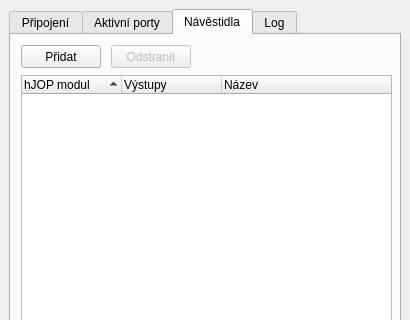
This is form/main-window.ui in kmzbrnoI/rcs-lib-XpressNET-qt as Qt 5 draws it before an edit; both pictures show x 0 to 410 and y 0 to 320 of the 410 by 478 pixel window. The edited form follows.
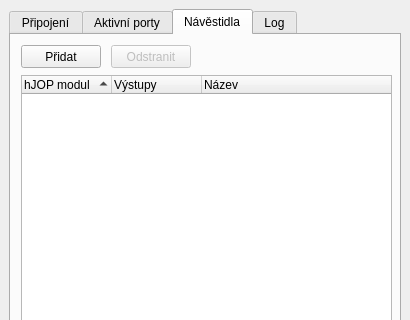
This is the edited form.

Commit message: Allow to delete signals.

```diff
--- a/form/main-window.ui
+++ b/form/main-window.ui
@@ -283,6 +283,15 @@
         <property name="sortingEnabled">
          <bool>true</bool>
         </property>
+        <property name="wordWrap">
+         <bool>false</bool>
+        </property>
+        <property name="expandsOnDoubleClick">
+         <bool>false</bool>
+        </property>
+        <attribute name="headerDefaultSectionSize">
+         <number>90</number>
+        </attribute>
         <column>
          <property name="text">
           <string>hJOP modul</string>
```
Left out of the diff: 3 changed lines with no effect on the pictures. The commit also changes 2 other files.
